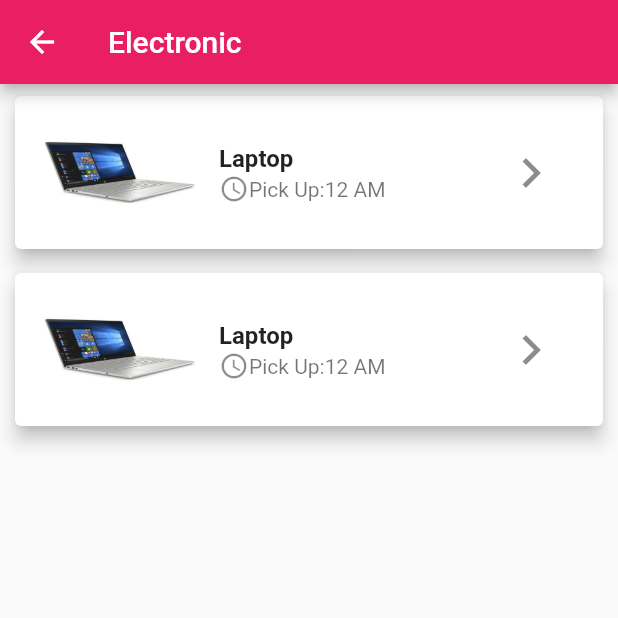
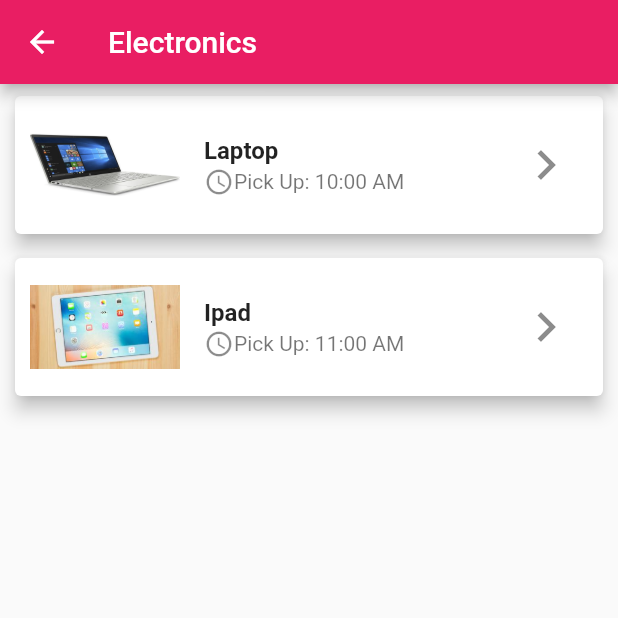
Before and after one commit to top350/backpack_front_final, a Flutter app: the screen it shows after launch, after a tap on "Log in", after a tap on "Electronics", on a phone screen of 412 x 824 dp, the top half of it. Run offline on Flutter 3.47's test engine with Material 2 defaults, Android fonts, the phone set to English and light mode, and no system bars; our stand-ins replace datetime_picker_formfield, flutter_rating.

Commit message:
#17P commit : Making Item more eff
- create a general class for Item card and list
- add bunch of example item and list

```diff
--- a/lib/item_list.dart
+++ /dev/null
@@ -1,67 +0,0 @@
-import 'package:flutter/material.dart';
-
-class ItemList extends StatelessWidget {
-  @override
-  Widget build(BuildContext context) {
-    return Scaffold(
-      appBar: AppBar(
-        title: Text('Electronic'),
-      ),
-      body: ListView(
-        children: <Widget>[ItemCard(), ItemCard()],
-      ),
-    );
-  }
-}
-
-class ItemCard extends StatelessWidget {
-  @override
-  Widget build(BuildContext context) {
-    return Card(
-        elevation: 5.0,
-        margin: new EdgeInsets.symmetric(horizontal: 10.0, vertical: 8.0),
-        child: Container(
-          child: LisTile(),
-        ));
-  }
-}
-
-class LisTile extends StatelessWidget {
-  @override
-  Widget build(BuildContext context) {
-    return ListTile(
-        contentPadding: EdgeInsets.symmetric(horizontal: 20.0, vertical: 15.0),
-        leading: Container(
-            width: 100,
-            height: 80,
-            alignment: Alignment.center,
-            decoration: BoxDecoration(
-              image: DecorationImage(
-                  image: AssetImage(
-                    'assets/laptop.jpg',
-                  ),
-                  fit: BoxFit.fill),
-            )),
-        title: Text(
-          "Laptop",
-          style: TextStyle(fontWeight: FontWeight.bold,),
-        ),
-        subtitle: Row(
-          children: <Widget>[
-            Icon(
-              Icons.access_time,
-              size: 20,
-            ),
-            Text("Pick Up:12 AM", style: TextStyle())
-          ],
-        ),
-        trailing: IconButton(
-          icon: Icon(Icons.keyboard_arrow_right),
-          iconSize: 40.0,
-          onPressed: () {
-            print('IconPressed');
-            Navigator.pushNamed(context, "/item_detail");
-          },
-        ));
-  }
-}
--- /dev/null
+++ b/lib/items/item_card.dart
@@ -0,0 +1,72 @@
+import 'package:flutter/material.dart';
+
+import 'item_detail.dart';
+import 'item_object.dart';
+
+
+class ItemCard extends StatelessWidget {
+//This class is for the itemcard widget
+  ItemObject item;
+
+  ItemCard (this.item);
+
+  // String title;
+  // String time;
+  // String imageurl;
+
+  // ItemCard(this.title, this.time, this.imageurl);
+
+  @override
+  Widget build(BuildContext context) {
+    return Card(
+        elevation: 5.0,
+        margin: new EdgeInsets.symmetric(horizontal: 10.0, vertical: 8.0),
+        child: Container(
+          child: ListTile(
+            contentPadding:
+                EdgeInsets.symmetric(horizontal: 10.0, vertical: 10.0),
+            leading: Container(
+                width: 100,
+                height: 80,
+                alignment: Alignment.center,
+                decoration: BoxDecoration(
+                  image: DecorationImage(
+                      image: AssetImage(
+                        item.imageurl,
+                      ),
+                      fit: BoxFit.fill),
+                )),
+            title: Text(
+              item.itemName,
+              style: TextStyle(
+                fontWeight: FontWeight.bold,
+              ),
+            ),
+            subtitle: Row(
+              children: <Widget>[
+                Icon(
+                  Icons.access_time,
+                  size: 20,
+                ),
+                Text("Pick Up: " + item.pickupTime, style: TextStyle())
+              ],
+            ),
+            trailing: IconButton(
+              icon: Icon(Icons.keyboard_arrow_right),
+              iconSize: 40.0,
+              onPressed: () {},
+            ),
+            onTap: () {
+              print('IconPressed');
+              Navigator.push(
+                context,
+                MaterialPageRoute(
+                  builder: (context) => ItemDetail(item),
+                ),
+              );
+              // Navigator.pushNamed(context, "/item_detail");
+            },
+          ),
+        ));
+  }
+}
--- /dev/null
+++ b/lib/items/item_list.dart
@@ -0,0 +1,23 @@
+import 'package:flutter/material.dart';
+
+import 'itemlists.dart';
+import 'item_card.dart';
+import 'item_object.dart';
+
+class ItemList extends StatelessWidget {
+//This class is show all the itemlist in a certain category
+String title;
+List <ItemCard> itemlist ;
+
+ItemList(this.title,this.itemlist);
+
+  @override
+  Widget build(BuildContext context) {
+    return Scaffold(
+      appBar: AppBar(
+        title: Text(title),
+      ),
+      body: ListView(children:itemlist),
+    );
+  }
+}
--- /dev/null
+++ b/lib/items/item_object.dart
@@ -0,0 +1,12 @@
+class ItemObject {
+  String imageurl;
+  String itemName;
+  String pickupTime;
+  String returnTime;
+  String who;
+  String location;
+  int token;
+
+  ItemObject(this.imageurl, this.itemName, this.pickupTime, this.returnTime,
+      this.who, this.location, this.token);
+}
--- a/lib/main.dart
+++ b/lib/main.dart
@@ -5,8 +5,8 @@ import 'home.dart';
 import 'signup.dart';
 import 'login.dart';
 import 'category.dart';
-import 'item_list.dart';
-import 'item_detail.dart';
+import './items/item_list.dart';
+import './items/item_detail.dart';
 
 
 void main() => runApp(MyApp());
@@ -21,8 +21,8 @@ class MyApp extends StatelessWidget {
         "/Home": (BuildContext context) => new Home(),
         "/login": (BuildContext context) => new LoginPage(),
         "/signup": (BuildContext context) => new SignupPage(),
-        "/item_list": (BuildContext context) => new ItemList(),
-        "/item_detail": (BuildContext context) => new ItemDetail(),
+        //"/item_list": (BuildContext context) => new ItemList(),
+        //"/item_detail": (BuildContext context) => new ItemDetail(),
         "/category" : (BuildContext context) => new Category(),
       },
       onUnknownRoute: (RouteSettings setting) {
```
Also changed, not shown: lib/dashboard.dart (+42 -65 lines), lib/items/item_detail.dart (renamed from lib/item_detail.dart, +14 -7 lines), lib/items/itemlists.dart (added, +38 -0 lines), pubspec.yaml (+7 -1 lines), assets/item_example/blanket.jpg (added), assets/item_example/ipad.jpg (added), assets/item_example/jacket.jpg (added), assets/item_example/laptop.jpg (renamed from assets/laptop.jpg), assets/item_example/racquet.jpg (added), assets/item_example/textbook.jpg (added), assets/item_example/tsquare.jpg (added).
